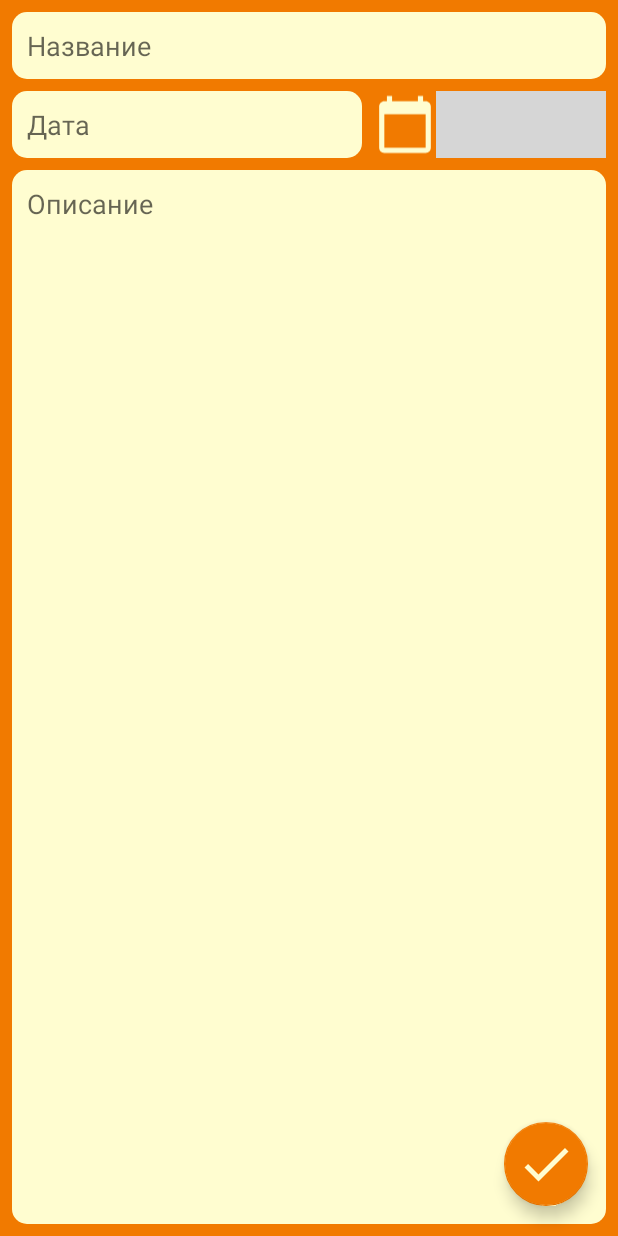
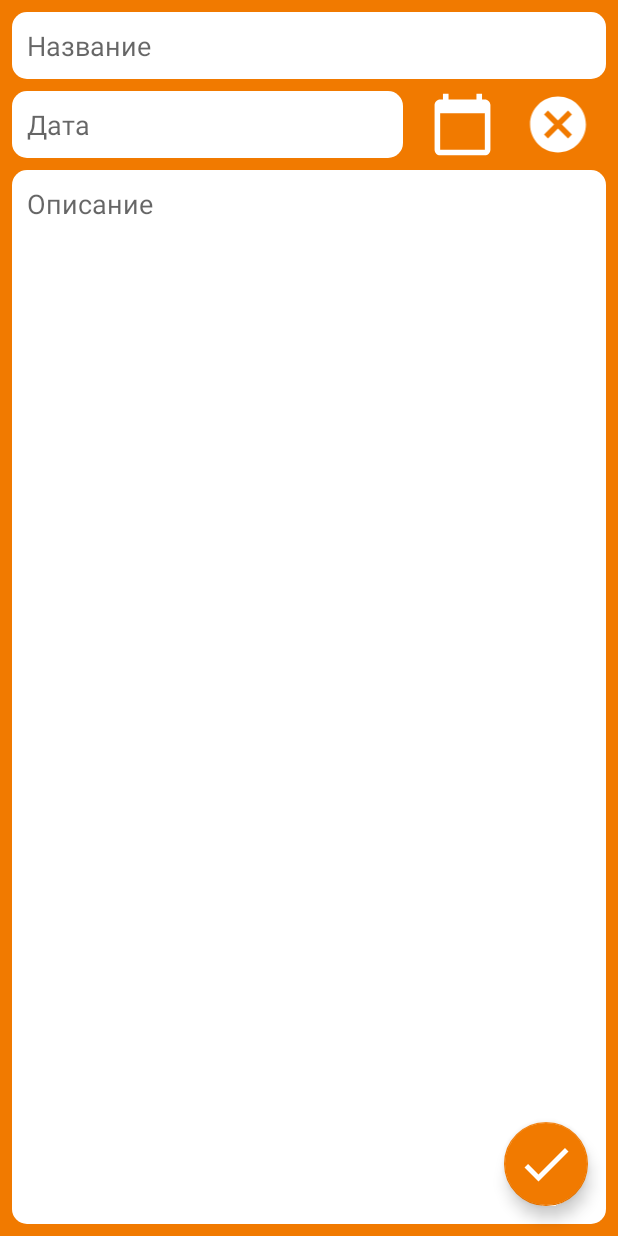
Before and after one commit to Vaginator3000/Texting, an Android app: the screen it shows after launch (EditActivity), after a tap on an icon or button, on a phone screen of 412 x 824 dp. Run offline under Robolectric (Android 15) with nearby library versions, the phone set to English and light mode, and no system bars; grey boxes are pictures that could not be loaded.

Commit message:
Доделать: - Редактирование (при изменении не удаляется старая) - О программе

```diff
--- a/app/src/main/AndroidManifest.xml
+++ b/app/src/main/AndroidManifest.xml
@@ -20,6 +20,8 @@
             </intent-filter>
         </activity>
         <activity android:name=".settings.SettingsActivity" />
+
+        <receiver android:name=".alarmManager.AlarmReceiver"/>
     </application>
 
 </manifest>
--- a/app/src/main/java/com/example/texting/MainActivity.java
+++ b/app/src/main/java/com/example/texting/MainActivity.java
@@ -1,4 +1,14 @@
 package com.example.texting;
+
+import android.content.Intent;
+import android.content.SharedPreferences;
+import android.graphics.Color;
+import android.graphics.drawable.ColorDrawable;
+import android.os.Bundle;
+import android.preference.PreferenceManager;
+import android.view.Menu;
+import android.view.MenuItem;
+import android.view.View;
 
 import androidx.annotation.NonNull;
 import androidx.appcompat.app.ActionBar;
@@ -8,18 +18,6 @@ import androidx.recyclerview.widget.ItemTouchHelper;
 import androidx.recyclerview.widget.LinearLayoutManager;
 import androidx.recyclerview.widget.RecyclerView;
 
-import android.content.Intent;
-import android.content.SharedPreferences;
-import android.content.res.ColorStateList;
-import android.graphics.Color;
-import android.os.Bundle;
-import android.preference.PreferenceManager;
-import android.view.Menu;
-import android.view.MenuItem;
-import android.view.View;
-import android.widget.EditText;
-import android.widget.ImageButton;
-
 import com.example.texting.adapter.MainAdapter;
 import com.example.texting.db.dbManager;
 import com.example.texting.settings.SettingsActivity;
@@ -27,35 +25,58 @@ import com.google.android.material.floatingactionbutton.FloatingActionButton;
 
 public class MainActivity extends AppCompatActivity {
     private dbManager dbManager;
-    private EditText edTitle, edDisc, edDate;
+ //   private EditText edTitle, edDisc, edDate;
     private RecyclerView rv;
     private MainAdapter mAdapter;
     private SharedPreferences pref;
 
+    private ActionBar aBar;
+   // private AlarmReceiver alarm;
     //    edDate.setBackgroundColor(getResources().getColor(R.color.first_bcg));
 
     @Override
     protected void onCreate(Bundle savedInstanceState) {
         super.onCreate(savedInstanceState);
         setContentView(R.layout.activity_main);
+
+        aBar = getSupportActionBar();
+        if (aBar != null) aBar.setDisplayOptions(aBar.getDisplayOptions());
+
         init();
-
-        ActionBar aBar = getSupportActionBar();
-        if (aBar != null) aBar.setDisplayOptions(aBar.getDisplayOptions());
     }
 
     private void init() {
         dbManager = new dbManager(this);
-        edTitle = findViewById(R.id.edTitle);
-        edDate = findViewById(R.id.edDate);
-        edDisc = findViewById(R.id.edDisc);
+//        edTitle = findViewById(R.id.edTitle);
+//        edDate = findViewById(R.id.edDate);
+//        edDisc = findViewById(R.id.edDisc);
         rv = findViewById(R.id.rcView);
         mAdapter = new MainAdapter(this);
         rv.setLayoutManager(new LinearLayoutManager(this));
         rv.setAdapter(mAdapter);
 
+      //  alarm=new AlarmReceiver();
+
         new ItemTouchHelper(itemTHCallback).attachToRecyclerView(rv);
 
+        setPrefs();
+
+     //   setAlarms();
+    }
+
+//    public void setAlarms() {
+//
+//        Context context= this.getApplicationContext();
+//        if(alarm!=null){
+//            alarm.setOnetimeTimer(context);
+//        }else{
+//            Log.d("MyLog", "жопа");
+//          //  Toast.makeText(context,"Alarm is null", Toast.LENGTH_SHORT).show();
+//        }
+//    }
+
+    public void setPrefs() {
+        //Устанавливаем цвета окон (цвет текста устанавливается в MainAdapter)
         pref = PreferenceManager.getDefaultSharedPreferences(this);
         ConstraintLayout cL; //Меняем цвет у ConstraintLayout
         cL = findViewById(R.id.constL);
@@ -67,12 +88,17 @@ public class MainActivity extends AppCompatActivity {
             int color2 = pref.getInt("color_picker2", Color.WHITE);
             //   int color2 = pref.getInt("color_picker2", Color.parseColor("@color/second_bcg"));
             cL.setBackgroundColor(color1);
-            abtn.setBackgroundTintList(ColorStateList.valueOf(color1));
+            //    abtn.setBackgroundTintList(ColorStateList.valueOf(color1));
+            abtn.setColorFilter(color1);
+
+            if (aBar != null) aBar.setBackgroundDrawable(new ColorDrawable(color1));
         }
         else {
             int color = getResources().getColor(R.color.first_bcg);
             cL.setBackgroundColor(color);
-            abtn.setBackgroundTintList(ColorStateList.valueOf(color));
+        //    abtn.setBackgroundTintList(ColorStateList.valueOf(color));
+            abtn.setBackgroundColor(color);
+         //   aBar.setBackgroundDrawable(new ColorDrawable(color));
         }
     }
 
@@ -126,13 +152,10 @@ public class MainActivity extends AppCompatActivity {
         }
     };
 
-    public void onClickRView(View view) {
-    }
-
     @Override
     protected void onDestroy() {
+        dbManager.closeDb();
         super.onDestroy();
-        dbManager.closeDb();
     }
 
 }
--- a/app/src/main/java/com/example/texting/db/dbManager.java
+++ b/app/src/main/java/com/example/texting/db/dbManager.java
@@ -17,6 +17,7 @@ public class dbManager {
     public dbManager(Context context) {
         this.context = context;
         myDbHelper = new MyDbHelper(context);
+
     }
 
     public void openDb() {
@@ -44,8 +45,7 @@ public class dbManager {
             String disc = cursor.getString(cursor.getColumnIndex(MyConstants.DISC));
             int id = cursor.getInt(cursor.getColumnIndex(MyConstants._ID));
 
-            /*if (date.equals("")) item = new containItem(id,title);
-            else item = new containItem(id,title, date, disc);*/
+            /*else item = new containItem(id,title, date, disc);*/
             item = new containItem(id,title, date, disc);
             itemList.add(item);
         }
--- /dev/null
+++ b/app/src/main/res/drawable-anydpi/ic_clear.xml
@@ -0,0 +1,11 @@
+<vector xmlns:android="http://schemas.android.com/apk/res/android"
+    android:width="24dp"
+    android:height="24dp"
+    android:viewportWidth="24"
+    android:viewportHeight="24"
+    android:tint="@color/second_bcg"
+    android:alpha="1">
+  <path
+      android:fillColor="@android:color/white"
+      android:pathData="M12,2C6.47,2 2,6.47 2,12s4.47,10 10,10 10,-4.47 10,-10S17.53,2 12,2zM17,15.59L15.59,17 12,13.41 8.41,17 7,15.59 10.59,12 7,8.41 8.41,7 12,10.59 15.59,7 17,8.41 13.41,12 17,15.59z"/>
+</vector>
--- /dev/null
+++ b/app/src/main/res/menu/menu.xml
@@ -0,0 +1,14 @@
+<?xml version="1.0" encoding="utf-8"?>
+<menu xmlns:android="http://schemas.android.com/apk/res/android"
+    xmlns:app="http://schemas.android.com/apk/res-auto">
+    <item
+        android:id="@+id/action_settings"
+        android:title="@string/settings"
+        android:orderInCategory="1"
+        app:showAsAction="never" />
+    <item
+        android:id="@+id/action_about"
+        android:title="@string/about"
+        android:orderInCategory="2"
+        app:showAsAction="never" />
+</menu>
--- a/app/src/main/res/values/colors.xml
+++ b/app/src/main/res/values/colors.xml
@@ -5,7 +5,7 @@
     <color name="colorAccent">#03DAC5</color>
     <color name="first_bcg">#F17A00</color>
     <color name="first_bcg_custom">#F17A00</color>
-    <color name="second_bcg">#fffdd0</color>
+    <color name="second_bcg">#FFFFFF</color>
     <color name="second_bcg_custom">#fffdd0</color>
     <color name="font_color">#000</color>
 </resources>
```
Also changed, not shown: app/src/main/java/com/example/texting/EditActivity.java (+88 -11 lines), app/src/main/java/com/example/texting/adapter/MainAdapter.java (+21 -8 lines), app/src/main/java/com/example/texting/alarmManager/AlarmReceiver.java (added, +45 -0 lines), app/src/main/java/com/example/texting/notification/NotificationHelper.java (added, +63 -0 lines), app/src/main/java/com/example/texting/settings/SettingsActivity.java (+35 -4 lines), app/src/main/java/com/example/texting/settings/SettingsFragment.java (added, +18 -0 lines), app/src/main/res/drawable/ic_notification.xml (added, +10 -0 lines), app/src/main/res/layout/item_list_layout_deadline.xml (added, +43 -0 lines), app/src/main/res/values/arrays.xml (added, +18 -0 lines), app/src/main/res/xml/preference_screen.xml (added, +40 -0 lines), app/src/main/res/drawable-hdpi/ic_clear.png (added), app/src/main/res/drawable-mdpi/ic_clear.png (added), app/src/main/res/drawable-xhdpi/ic_clear.png (added), app/src/main/res/drawable-xxhdpi/ic_clear.png (added).
